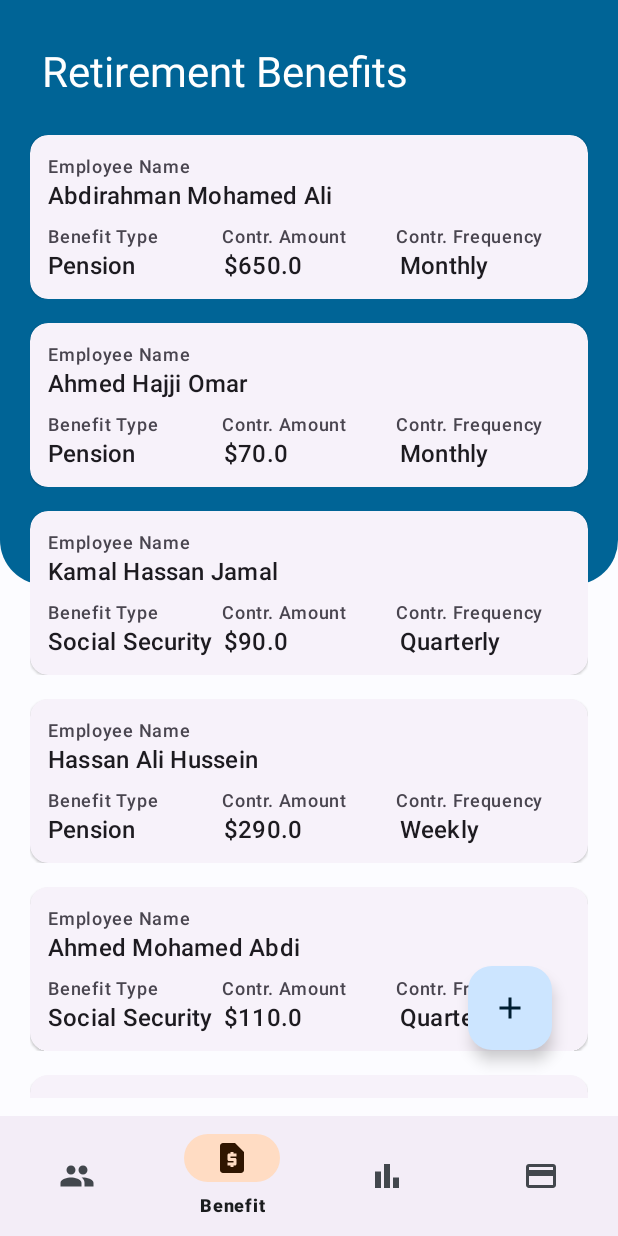
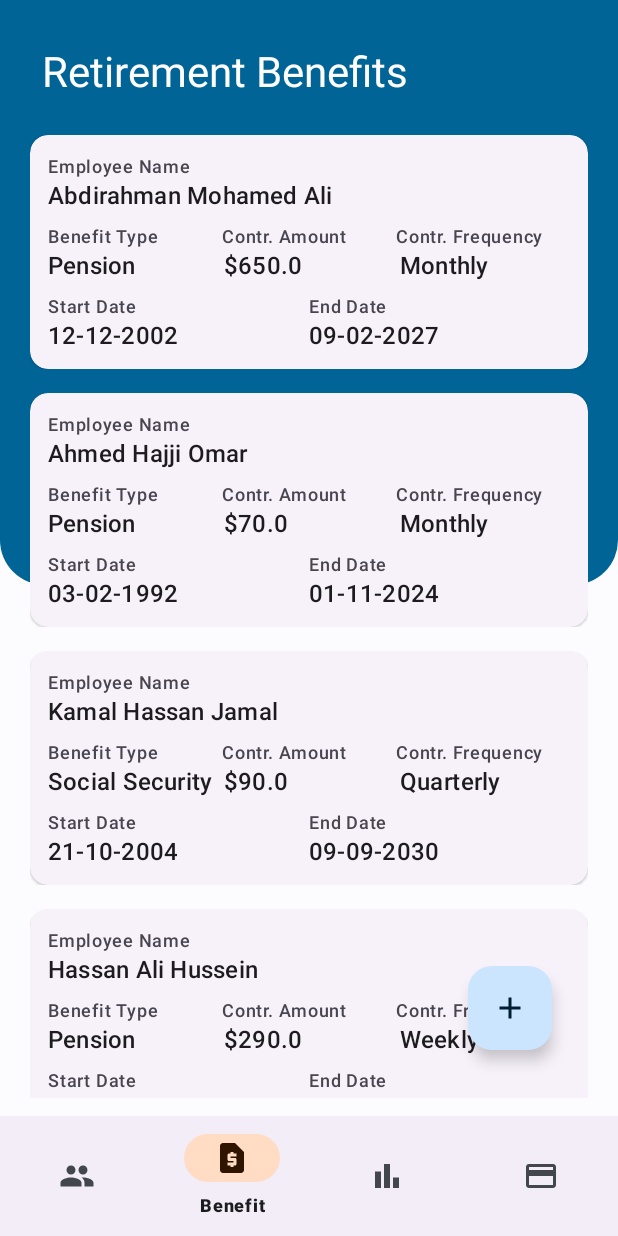
Before and after one commit to moaliyou/ERISM_App, an Android app: the screen it shows after launch (Dashboard), item 2 of the bottom bar chosen, on a phone screen of 412 x 824 dp. Run offline under Robolectric (Android 15) with nearby library versions, the phone set to English and light mode, and no system bars.

Commit message:
Added benefit start & end date

```diff
--- a/app/src/main/java/com/example/erismapp/adapters/RetirementBenefitAdapter.java
+++ b/app/src/main/java/com/example/erismapp/adapters/RetirementBenefitAdapter.java
@@ -54,6 +54,8 @@ public class RetirementBenefitAdapter extends RecyclerView.Adapter<RetirementBen
                 retirementBenefitModel.getContributionAmount()
         );
         holder.tvContributionFrequency.setText(retirementBenefitModel.getContributionFrequency());
+        holder.tvBenefitStartDate.setText(retirementBenefitModel.getBenefitStartDate());
+        holder.tvBenefitEndDate.setText(retirementBenefitModel.getBenefitEndDate());
 
     }
 
@@ -71,7 +73,8 @@ public class RetirementBenefitAdapter extends RecyclerView.Adapter<RetirementBen
     public static class RetirementBenefitViewHolder extends RecyclerView.ViewHolder {
 
         TextView tvEmployeeName, tvBenefitType,
-                tvContributionAmount, tvContributionFrequency;
+                tvContributionAmount, tvContributionFrequency,
+                tvBenefitStartDate, tvBenefitEndDate;
 
         public RetirementBenefitViewHolder(@NonNull View itemView, RecyclerViewInterface recyclerViewInterface) {
             super(itemView);
@@ -80,6 +83,8 @@ public class RetirementBenefitAdapter extends RecyclerView.Adapter<RetirementBen
             tvBenefitType = itemView.findViewById(R.id.tv_benefit_type);
             tvContributionAmount = itemView.findViewById(R.id.tv_contribution_amount);
             tvContributionFrequency = itemView.findViewById(R.id.tv_contribution_frequency);
+            tvBenefitStartDate = itemView.findViewById(R.id.tv_benefit_start_date);
+            tvBenefitEndDate = itemView.findViewById(R.id.tv_benefit_end_date);
 
             itemView.setOnClickListener(view -> {
 
--- a/app/src/main/res/layout/list_retirement_benefit_layout.xml
+++ b/app/src/main/res/layout/list_retirement_benefit_layout.xml
@@ -19,6 +19,50 @@
             android:layout_width="match_parent"
             android:layout_height="match_parent"
             android:padding="12dp">
+
+            <TextView
+                android:id="@+id/lb_benefit_start_date"
+                android:layout_width="0dp"
+                android:layout_height="wrap_content"
+                android:layout_marginTop="8dp"
+                android:text="Start Date"
+                android:textAppearance="@style/TextAppearance.Material3.LabelMedium"
+                app:layout_constraintEnd_toStartOf="@+id/lb_benefit_end_date"
+                app:layout_constraintHorizontal_bias="0.5"
+                app:layout_constraintStart_toStartOf="parent"
+                app:layout_constraintTop_toBottomOf="@id/tv_benefit_type" />
+
+            <TextView
+                android:id="@+id/tv_benefit_start_date"
+                android:layout_width="0dp"
+                android:layout_height="wrap_content"
+                android:text="02-11-2006"
+                android:textAppearance="@style/TextAppearance.Material3.TitleMedium"
+                app:layout_constraintHorizontal_bias="0.5"
+                app:layout_constraintStart_toStartOf="@id/lb_benefit_start_date"
+                app:layout_constraintTop_toBottomOf="@id/lb_benefit_start_date" />
+
+            <TextView
+                android:id="@+id/lb_benefit_end_date"
+                android:layout_width="0dp"
+                android:layout_height="wrap_content"
+                android:text="End Date"
+                android:textAppearance="@style/TextAppearance.Material3.LabelMedium"
+                app:layout_constraintEnd_toEndOf="parent"
+                app:layout_constraintHorizontal_bias="0.5"
+                app:layout_constraintStart_toEndOf="@+id/lb_benefit_start_date"
+                app:layout_constraintTop_toTopOf="@id/lb_benefit_start_date" />
+
+            <TextView
+                android:id="@+id/tv_benefit_end_date"
+                android:layout_width="0dp"
+                android:layout_height="wrap_content"
+                android:layout_marginEnd="4dp"
+                android:text="09-10-2027"
+                android:textAppearance="@style/TextAppearance.Material3.TitleMedium"
+                app:layout_constraintHorizontal_bias="0.5"
+                app:layout_constraintStart_toStartOf="@+id/lb_benefit_end_date"
+                app:layout_constraintTop_toBottomOf="@+id/lb_benefit_end_date" />
 
             <TextView
                 android:id="@+id/lb_employee_name"
```
